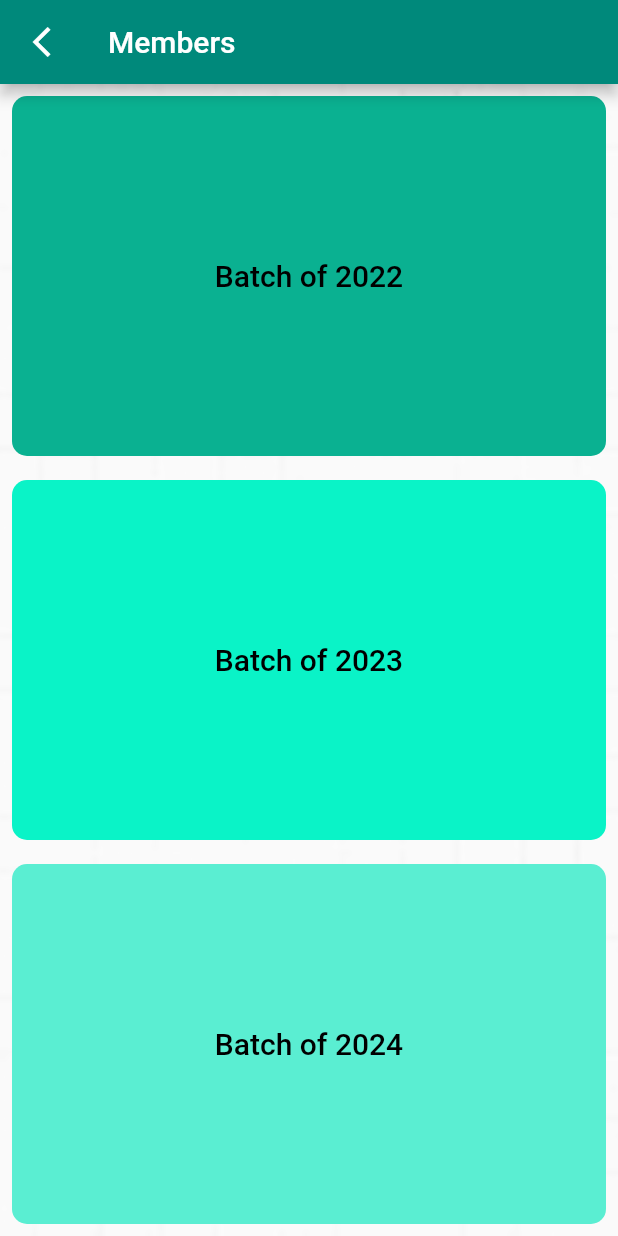
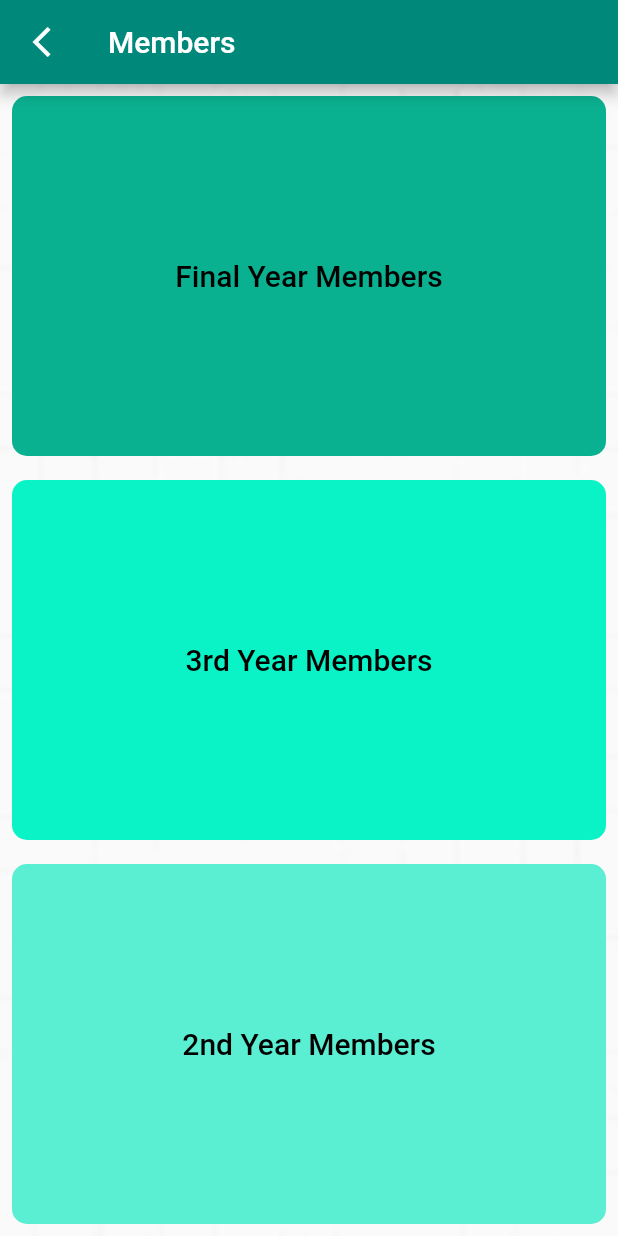
Before and after one commit to Swaraj-ji/rc_app, a Flutter app: the MemberScreen screen opened by its route, on a phone screen of 412 x 824 dp. Run offline on Flutter 3.47's test engine with Material 2 defaults, Android fonts, the phone set to English and light mode, and no system bars; our stand-ins replace cached_network_image, carousel_slider, firebase_core, firebase_storage, flutter_spinkit, font_awesome_flutter; missing offline and left inert: splash_screen_view; accounts and stored records are empty; network calls fail.

Commit message:
Caching,Faculty_Scr

```diff
--- a/lib/constants.dart
+++ b/lib/constants.dart
@@ -34,7 +34,8 @@ const BoxDecoration kBackgroundDecoration = BoxDecoration(
   ),
 );
 
-const TextStyle kFacultyCardNameTextStyle = TextStyle(fontSize: 15);
+const TextStyle kFacultyCardNameTextStyle =
+    TextStyle(fontSize: 15, fontWeight: FontWeight.bold);
 
 const TextStyle kTabTextStyle = TextStyle(
   fontSize: 20,
--- a/lib/data/members_information.dart
+++ b/lib/data/members_information.dart
@@ -496,6 +496,43 @@
 //     'https://rcmmm.s3.ap-south-1.amazonaws.com/',
 //   ],
 // ];
+List<Map<String, String>> faculties = [
+  {
+    'name': 'Prof. S. K. Soni',
+    'designation': 'Chairman',
+    'institute': 'Council of Student Activities',
+    'img': 'bkpandey.jpg',
+    'mail': 'mailto:bkpmmmec11@gmail.com'
+  },
+  {
+    'name': 'Dr. Rajan Mishra',
+    'designation': 'Vice-Chairman',
+    'institute': 'Council of Student Activities',
+    'img': 'rajanmishra.jpg',
+    'mail': 'mailto:rajanmishra1231@gmail.com',
+  },
+  {
+    'name': 'Dr. Rajesh Kr. Verma',
+    'designation': 'Vice-Chairman',
+    'institute': 'Council of Student Activities',
+    'img': 'rajeshkumar.jpg',
+    'mail': 'mailto:roboticsclub.mmmut@gmail.com'
+  },
+  {
+    'name': 'Dr. Dharmendra Kumar',
+    'designation': 'Faculty Incharge',
+    'institute': 'Technical Subcouncil',
+    'img': 'dharmendra.jpg',
+    'mail': 'mailto:dkece@mmmut.ac.in'
+  },
+  {
+    'name': 'Dr. Bramha P. Pandey',
+    'designation': 'Faculty Advisor',
+    'institute': 'Robotics Club',
+    'img': 'Bramha.jpg',
+    'mail': 'mailto:bppece@mmmut.ac.in'
+  },
+];
 
 List<Map<String, String>> finalYear = [
   {
--- a/lib/screens/member_screen.dart
+++ b/lib/screens/member_screen.dart
@@ -16,8 +16,6 @@ class MemberScreen extends StatefulWidget {
 }
 
 class _MemberScreenState extends State<MemberScreen> {
-  bool selected1 = false, selected2 = false, selected3 = false;
-
   void showSheet(List<Map<String, String>> batch) {
     showModalBottomSheet(
       context: context,
@@ -64,7 +62,7 @@ class _MemberScreenState extends State<MemberScreen> {
                   child: Container(
                     child: Center(
                       child: Text(
-                        'Batch of 2022',
+                        'Final Year Members',
                         style: TextStyle(
                           fontSize: 20,
                           color: Colors.black,
@@ -86,7 +84,7 @@ class _MemberScreenState extends State<MemberScreen> {
                   child: Container(
                     child: Center(
                       child: Text(
-                        'Batch of 2023',
+                        '3rd Year Members',
                         style: TextStyle(
                           fontSize: 20,
                           color: Colors.black,
@@ -108,7 +106,7 @@ class _MemberScreenState extends State<MemberScreen> {
                   child: Container(
                     child: Center(
                       child: Text(
-                        'Batch of 2024',
+                        '2nd Year Members',
                         style: TextStyle(
                           fontSize: 20,
                           color: Colors.black,
@@ -129,10 +127,6 @@ class _MemberScreenState extends State<MemberScreen> {
     );
   }
 }
-
-// color: Color(0xFFE81679),
-// color: Color(0xFFE94592),
-// color: Color(0xFFF5B2D1),
 
 class OurDraggableScrollableSheet extends StatelessWidget {
   final List<Map<String, String>> whichBatch;
--- a/lib/screens/noti_screen.dart
+++ b/lib/screens/noti_screen.dart
@@ -31,7 +31,7 @@ class _NotiScreenState extends State<NotiScreen> {
     setState(() {
       loading = true;
     });
-    FirebaseStore fs = FirebaseStore();
+    FirebaseStoreNoti fs = FirebaseStoreNoti();
     List<String> img = await fs.listNoti();
     print("Completed Fetch");
     // for (String a in img)
--- a/lib/services/firestore_services.dart
+++ b/lib/services/firestore_services.dart
@@ -1,6 +1,6 @@
 import 'package:firebase_storage/firebase_storage.dart' as firebase_storage;
 
-class FirebaseStore {
+class FirebaseStoreNoti {
   firebase_storage.FirebaseStorage storage =
       firebase_storage.FirebaseStorage.instance;
   Future<List<String>> listNoti() async {
--- a/lib/utils/cards.dart
+++ b/lib/utils/cards.dart
@@ -4,11 +4,19 @@ import 'package:rc_app/constants.dart';
 class OurCards extends StatelessWidget {
   final Widget child;
   final Color colour;
+  final double bottomPad;
+  final double topPad;
+  final double rightPad;
+  final double leftPad;
   final void Function()? ontap;
   const OurCards({
     required this.child,
     this.colour = const Color(0xFFEEEEEE),
     this.ontap,
+    this.bottomPad = 0.0,
+    this.topPad = 0.0,
+    this.rightPad = 0.0,
+    this.leftPad = 0.0,
   });
 
   @override
@@ -16,7 +24,8 @@ class OurCards extends StatelessWidget {
     return GestureDetector(
       onTap: ontap,
       child: Container(
-        padding: EdgeInsets.all(10.0),
+        padding: EdgeInsets.only(
+            left: leftPad, right: rightPad, bottom: bottomPad, top: topPad),
         decoration: BoxDecoration(
           color: colour,
           borderRadius: BorderRadius.circular(kBorderRadius),
--- a/lib/utils/profile_screen.dart
+++ b/lib/utils/profile_screen.dart
@@ -56,7 +56,7 @@ class ProfileScreen extends StatelessWidget {
                             ],
                           ),
                           CircleAvatar(
-                            backgroundImage: AssetImage(
+                            backgroundImage: NetworkImage(
                               image,
                             ),
                             radius: 100.0,
@@ -87,6 +87,10 @@ class ProfileScreen extends StatelessWidget {
               ),
               Center(
                 child: OurCards(
+                  topPad: 10.0,
+                  bottomPad: 10.0,
+                  rightPad: 10.0,
+                  leftPad: 10.0,
                   colour: const Color(0xFF00897B),
                   child: const Icon(
                     Icons.mail_outline,
--- a/pubspec.yaml
+++ b/pubspec.yaml
@@ -24,6 +24,7 @@ dependencies:
   firebase_storage: ^10.2.9
   firebase_core: ^1.13.1
   change_app_package_name: ^1.0.0
+  cached_network_image: ^3.2.0
 
 
 
```
Also changed, not shown: lib/screens/faculties_screen.dart (+131 -85 lines), lib/screens/home_screen.dart (+71 -23 lines), lib/screens/projects_screen.dart (+14 -5 lines), pubspec.lock.
